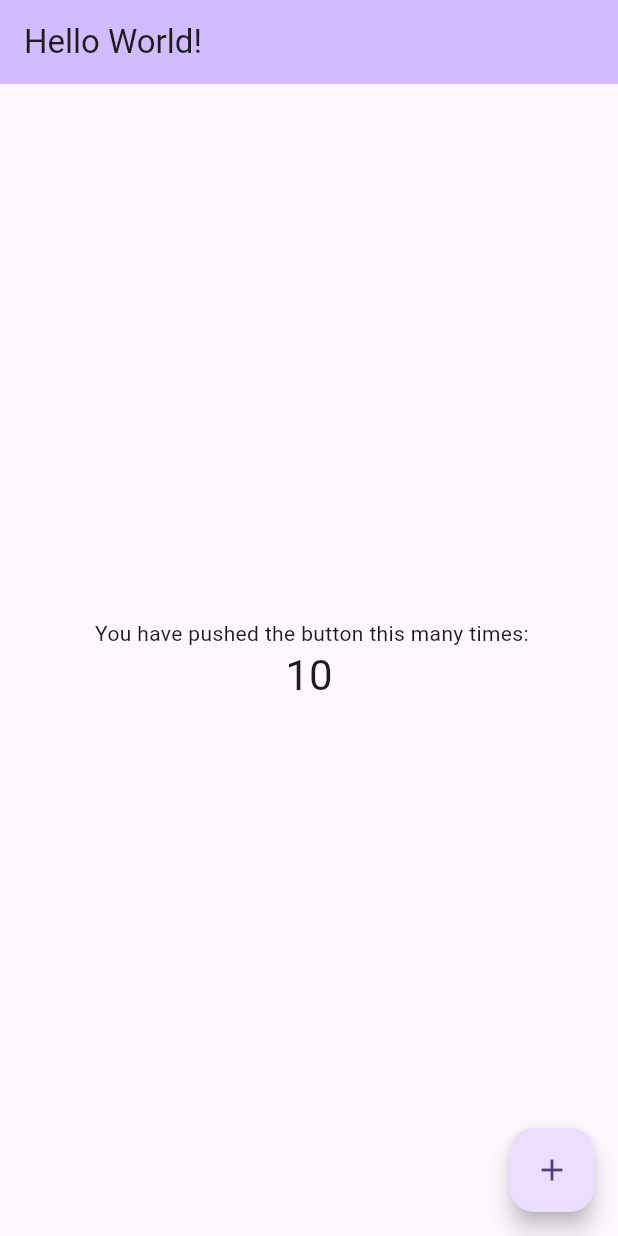
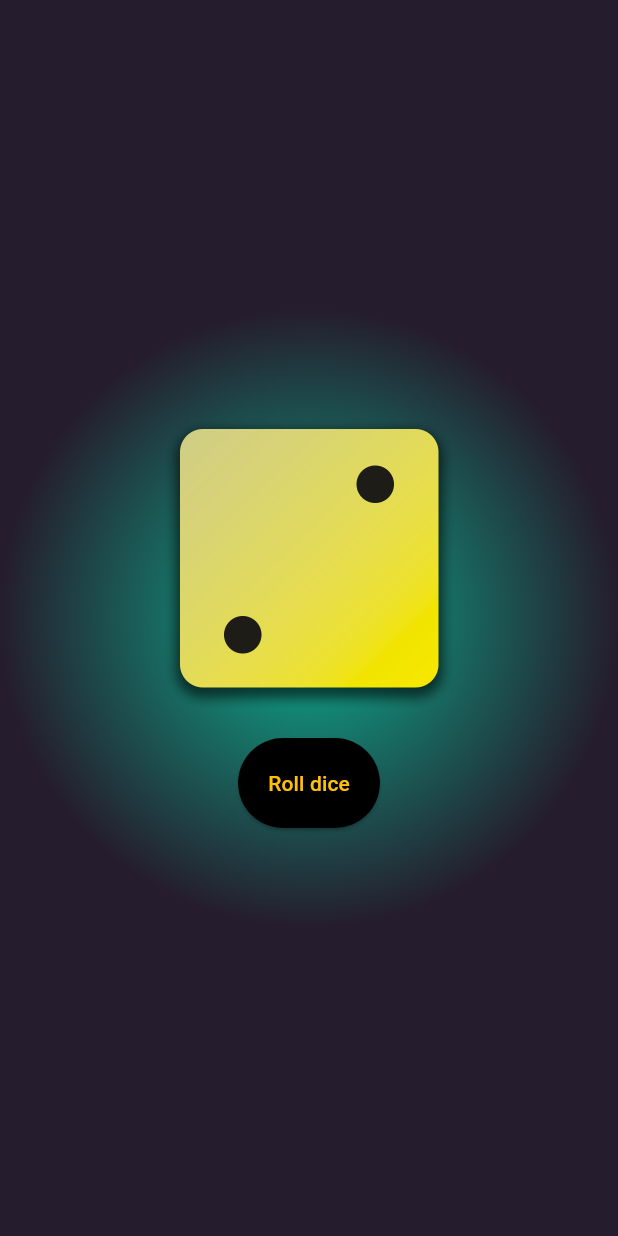
Before and after one commit to rishikesh-k-v/Roll-dice-app, a Flutter app: the screen it shows after launch, on a phone screen of 412 x 824 dp. Run offline on Flutter 3.47's test engine with Material 3 defaults, Android fonts, the phone set to English and light mode, and no system bars.

Commit message:
Implement Dice Roller feature with UI and gradient background

```diff
--- /dev/null
+++ b/lib/dice_roller.dart
@@ -0,0 +1,43 @@
+import 'dart:math';
+import 'package:flutter/material.dart';
+
+final randomizer = Random();
+
+class DiceRoller extends StatefulWidget {
+  const DiceRoller({super.key});
+
+  @override
+  State<DiceRoller> createState() {
+    return _DiceRollerState();
+  }
+}
+
+class _DiceRollerState extends State<DiceRoller> {
+  var currentDiceRoll = 2;
+
+  void rollDice() {
+    setState(() {
+      currentDiceRoll = randomizer.nextInt(6) + 1;
+    });
+  }
+
+  @override
+  Widget build(BuildContext context) {
+    return Column(
+      mainAxisSize: MainAxisSize.min,
+      children: [
+        Image.asset("assets/images/dice-${currentDiceRoll}.png", width: 200),
+        SizedBox(height: 20),
+        ElevatedButton(
+          onPressed: rollDice,
+          style: TextButton.styleFrom(
+            foregroundColor: Colors.amber,
+            backgroundColor: Colors.black,
+            padding: const EdgeInsets.all(20),
+          ),
+          child: Text("Roll dice"),
+        ),
+      ],
+    );
+  }
+}
--- a/lib/main.dart
+++ b/lib/main.dart
@@ -1,122 +1,19 @@
 import 'package:flutter/material.dart';
+import 'package:flutter_application_1/simple_container.dart';
 
 void main() {
-  runApp(const MyApp());
+  runApp(
+    MaterialApp(
+      home: Builder(
+        builder: (BuildContext context) {
+          return const Scaffold(
+            body: SampleContainer([
+              Color.fromARGB(255, 12, 176, 143),
+              Color.fromARGB(255, 37, 29, 45),
+            ]),
+          );
+        },
+      ),
+    ),
+  );
 }
-
-class MyApp extends StatelessWidget {
-  const MyApp({super.key});
-
-  // This widget is the root of your application.
-  @override
-  Widget build(BuildContext context) {
-    return MaterialApp(
-      title: 'First Demo App',
-      theme: ThemeData(
-        // This is the theme of your application.
-        //
-        // TRY THIS: Try running your application with "flutter run". You'll see
-        // the application has a purple toolbar. Then, without quitting the app,
-        // try changing the seedColor in the colorScheme below to Colors.green
-        // and then invoke "hot reload" (save your changes or press the "hot
-        // reload" button in a Flutter-supported IDE, or press "r" if you used
-        // the command line to start the app).
-        //
-        // Notice that the counter didn't reset back to zero; the application
-        // state is not lost during the reload. To reset the state, use hot
-        // restart instead.
-        //
-        // This works for code too, not just values: Most code changes can be
-        // tested with just a hot reload.
-        colorScheme: ColorScheme.fromSeed(seedColor: Colors.deepPurple),
-      ),
-      home: const MyHomePage(title: 'Hello World!'),
-    );
-  }
-}
-
-class MyHomePage extends StatefulWidget {
-  const MyHomePage({super.key, required this.title});
-
-  // This widget is the home page of your application. It is stateful, meaning
-  // that it has a State object (defined below) that contains fields that affect
-  // how it looks.
-
-  // This class is the configuration for the state. It holds the values (in this
-  // case the title) provided by the parent (in this case the App widget) and
-  // used by the build method of the State. Fields in a Widget subclass are
-  // always marked "final".
-
-  final String title;
-
-  @override
-  State<MyHomePage> createState() => _MyHomePageState();
-}
-
-class _MyHomePageState extends State<MyHomePage> {
-  int _counter = 10;
-
-  void _incrementCounter() {
-    setState(() {
-      // This call to setState tells the Flutter framework that something has
-      // changed in this State, which causes it to rerun the build method below
-      // so that the display can reflect the updated values. If we changed
-      // _counter without calling setState(), then the build method would not be
-      // called again, and so nothing would appear to happen.
-      _counter--;
-    });
-  }
-
-  @override
-  Widget build(BuildContext context) {
-    // This method is rerun every time setState is called, for instance as done
-    // by the _incrementCounter method above.
-    //
-    // The Flutter framework has been optimized to make rerunning build methods
-    // fast, so that you can just rebuild anything that needs updating rather
-    // than having to individually change instances of widgets.
-    return Scaffold(
-      appBar: AppBar(
-        // TRY THIS: Try changing the color here to a specific color (to
-        // Colors.amber, perhaps?) and trigger a hot reload to see the AppBar
-        // change color while the other colors stay the same.
-        backgroundColor: Theme.of(context).colorScheme.inversePrimary,
-        // Here we take the value from the MyHomePage object that was created by
-        // the App.build method, and use it to set our appbar title.
-        title: Text(widget.title),
-      ),
-      body: Center(
-        // Center is a layout widget. It takes a single child and positions it
-        // in the middle of the parent.
-        child: Column(
-          // Column is also a layout widget. It takes a list of children and
-          // arranges them vertically. By default, it sizes itself to fit its
-          // children horizontally, and tries to be as tall as its parent.
-          //
-          // Column has various properties to control how it sizes itself and
-          // how it positions its children. Here we use mainAxisAlignment to
-          // center the children vertically; the main axis here is the vertical
-          // axis because Columns are vertical (the cross axis would be
-          // horizontal).
-          //
-          // TRY THIS: Invoke "debug painting" (choose the "Toggle Debug Paint"
-          // action in the IDE, or press "p" in the console), to see the
-          // wireframe for each widget.
-          mainAxisAlignment: MainAxisAlignment.center,
-          children: <Widget>[
-            const Text(' You have pushed the button this many times:'),
-            Text(
-              '$_counter',
-              style: Theme.of(context).textTheme.headlineMedium,
-            ),
-          ],
-        ),
-      ),
-      floatingActionButton: FloatingActionButton(
-        onPressed: _incrementCounter,
-        tooltip: 'Increment',
-        child: const Icon(Icons.add),
-      ), // This trailing comma makes auto-formatting nicer for build methods.
-    );
-  }
-}
--- /dev/null
+++ b/lib/simple_container.dart
@@ -0,0 +1,18 @@
+import 'package:flutter/material.dart';
+import 'package:flutter_application_1/dice_roller.dart';
+
+class SampleContainer extends StatelessWidget {
+  const SampleContainer(this.colors, {super.key});
+
+  final List<Color> colors;
+
+  @override
+  Widget build(BuildContext context) {
+    return Container(
+      decoration: BoxDecoration(
+        gradient: RadialGradient(colors: colors, focalRadius: 1),
+      ),
+      child: Center(child: DiceRoller()),
+    );
+  }
+}
```
Also changed, not shown: lib/styled_text.dart (added, +15 -0 lines), pubspec.yaml (+8 -5 lines), assets/images/dice-1.png (added), assets/images/dice-2.png (added), assets/images/dice-3.png (added), assets/images/dice-4.png (added), assets/images/dice-5.png (added), assets/images/dice-6.png (added), 1 other file.
